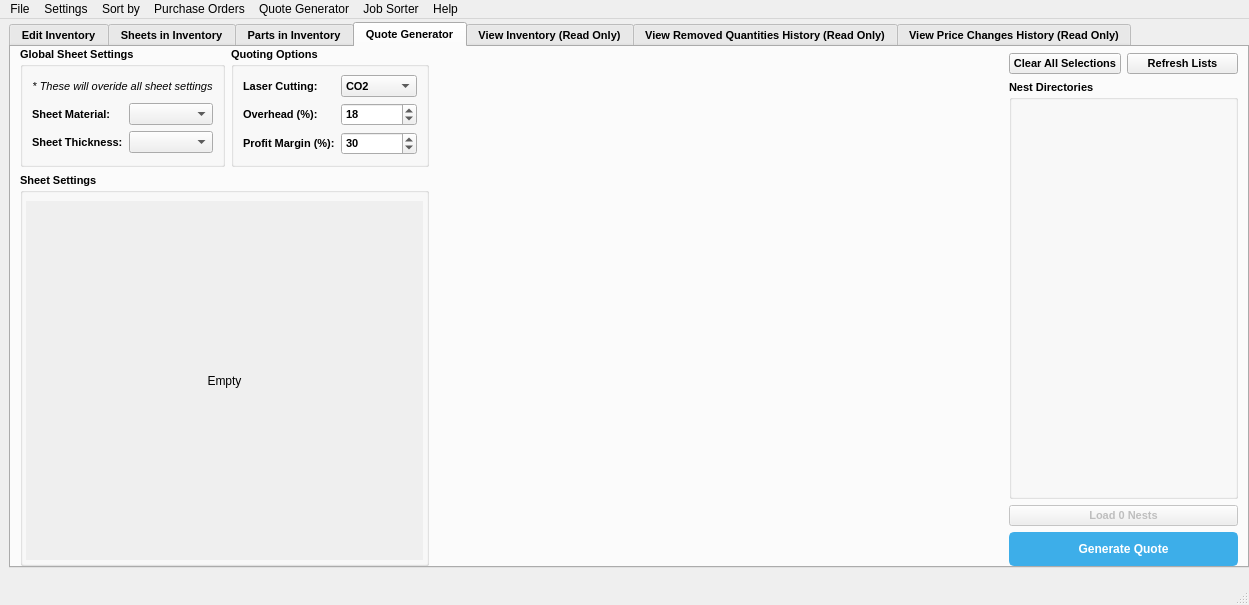
Old version of the form ui/main_menu.ui in the repository TheCodingJsoftware/Invigo.
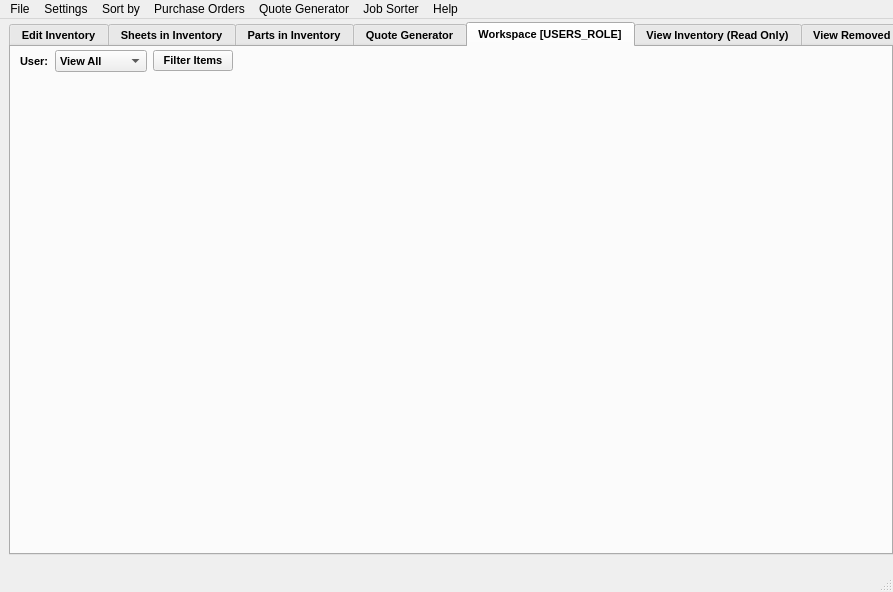
New version of the form.

Diff of the .ui file:
```diff
--- a/ui/main_menu.ui
+++ b/ui/main_menu.ui
@@ -7,8 +7,8 @@
    <rect>
     <x>0</x>
     <y>0</y>
-    <width>1249</width>
-    <height>605</height>
+    <width>893</width>
+    <height>592</height>
    </rect>
   </property>
   <property name="acceptDrops">
@@ -50,7 +50,7 @@
        <enum>QTabWidget::Rounded</enum>
       </property>
       <property name="currentIndex">
-       <number>3</number>
+       <number>4</number>
       </property>
       <property name="elideMode">
        <enum>Qt::ElideNone</enum>
@@ -980,8 +980,8 @@
                      <rect>
                       <x>0</x>
                       <y>0</y>
-                      <width>403</width>
-                      <height>353</height>
+                      <width>406</width>
+                      <height>338</height>
                      </rect>
                     </property>
                     <property name="styleSheet">
@@ -1090,6 +1090,12 @@
                 <property name="enabled">
                  <bool>false</bool>
                 </property>
+                <property name="minimumSize">
+                 <size>
+                  <width>0</width>
+                  <height>30</height>
+                 </size>
+                </property>
                 <property name="text">
                  <string>Load 0 Nests</string>
                 </property>
@@ -1100,7 +1106,7 @@
                 <property name="minimumSize">
                  <size>
                   <width>0</width>
-                  <height>0</height>
+                  <height>30</height>
                  </size>
                 </property>
                 <property name="font">
@@ -1146,6 +1152,98 @@
         </item>
        </layout>
       </widget>
+      <widget class="QWidget" name="workspace_tab">
+       <attribute name="title">
+        <string>Workspace [USERS_ROLE]</string>
+       </attribute>
+       <layout class="QVBoxLayout" name="verticalLayout_15" stretch="0,1">
+        <property name="leftMargin">
+         <number>9</number>
+        </property>
+        <property name="topMargin">
+         <number>3</number>
+        </property>
+        <property name="rightMargin">
+         <number>9</number>
+        </property>
+        <property name="bottomMargin">
+         <number>0</number>
+        </property>
+        <item>
+         <layout class="QHBoxLayout" name="horizontalLayout_7">
+          <item>
+           <widget class="QLabel" name="label_13">
+            <property name="text">
+             <string>User:</string>
+            </property>
+           </widget>
+          </item>
+          <item>
+           <widget class="QComboBox" name="comboBox_current_workspace_user">
+            <item>
+             <property name="text">
+              <string>View All</string>
+             </property>
+            </item>
+            <item>
+             <property name="text">
+              <string>Laser</string>
+             </property>
+            </item>
+            <item>
+             <property name="text">
+              <string>Recuts</string>
+             </property>
+            </item>
+            <item>
+             <property name="text">
+              <string>Part Picking</string>
+             </property>
+            </item>
+            <item>
+             <property name="text">
+              <string>Bending</string>
+             </property>
+            </item>
+            <item>
+             <property name="text">
+              <string>Welding</string>
+             </property>
+            </item>
+            <item>
+             <property name="text">
+              <string>Painting</string>
+             </property>
+            </item>
+           </widget>
+          </item>
+          <item>
+           <widget class="QPushButton" name="pushButton_filter">
+            <property name="text">
+             <string>Filter Items</string>
+            </property>
+           </widget>
+          </item>
+          <item>
+           <spacer name="horizontalSpacer">
+            <property name="orientation">
+             <enum>Qt::Horizontal</enum>
+            </property>
+            <property name="sizeHint" stdset="0">
+             <size>
+              <width>40</width>
+              <height>20</height>
+             </size>
+            </property>
+           </spacer>
+          </item>
+         </layout>
+        </item>
+        <item>
+         <layout class="QHBoxLayout" name="workspace_layout"/>
+        </item>
+       </layout>
+      </widget>
       <widget class="QWidget" name="view_inventory_tab">
        <attribute name="title">
         <string>View Inventory (Read Only)</string>
@@ -1343,8 +1441,8 @@
     <rect>
      <x>0</x>
      <y>0</y>
-     <width>1249</width>
-     <height>21</height>
+     <width>893</width>
+     <height>22</height>
     </rect>
    </property>
    <widget class="QMenu" name="menuFile">
```
Left out of the diff: 18 changed lines with no effect on the pictures.
